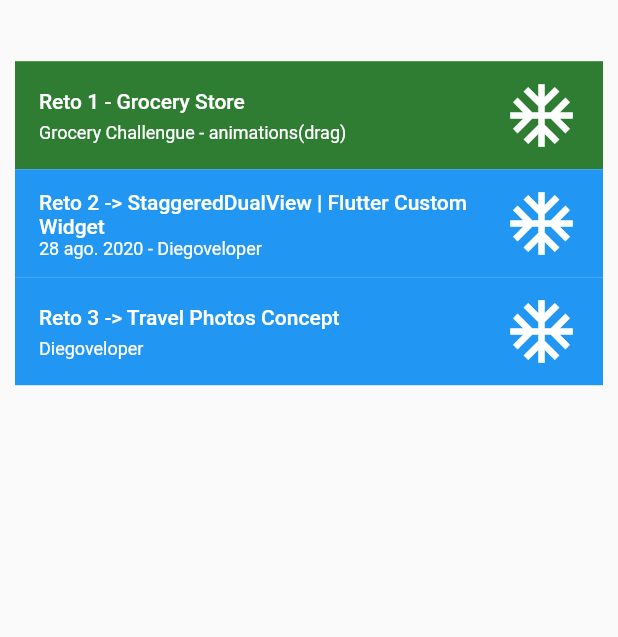
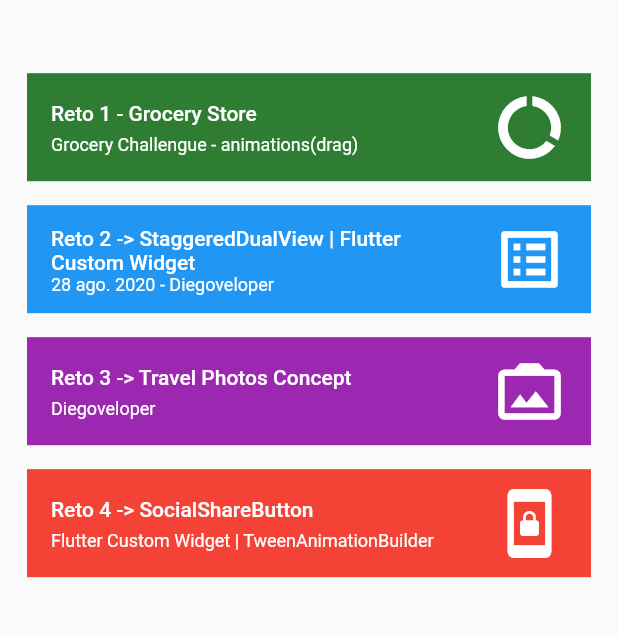
Before and after one commit to llsonyll/flutter_retos, a Flutter app: the screen it shows after launch, on a phone screen of 412 x 824 dp, the part 201-838 px from its top. Run offline on Flutter 3.47's test engine with Material 2 defaults, Android fonts, the phone set to English and light mode, and no system bars; our stand-ins replace google_fonts.

Commit message:
SocialShareButton customized - 24/11 > 9:45am

```diff
--- a/lib/GroceryStoreChallengue/grocery_product_details.dart
+++ b/lib/GroceryStoreChallengue/grocery_product_details.dart
@@ -67,6 +67,7 @@ class _GroceryProductDetailsState extends State<GroceryProductDetails> {
                   SizedBox(height: 18),
                   Row(
                     mainAxisAlignment: MainAxisAlignment.spaceBetween,
+                    crossAxisAlignment: CrossAxisAlignment.center,
                     children: [
                       Container(
                         decoration: BoxDecoration(
--- a/lib/home.dart
+++ b/lib/home.dart
@@ -10,6 +10,7 @@ class HomePage extends StatelessWidget {
       child: Scaffold(
         body: Padding(
           padding: const EdgeInsets.all(10.0),
+          child: Expanded(
             child: Column(
               crossAxisAlignment: CrossAxisAlignment.stretch,
               children: [
@@ -35,9 +36,12 @@ class HomePage extends StatelessWidget {
                 Expanded(
                   child: ListView(
                     children: [
-                    ListTile(
+                      Padding(
+                        padding: const EdgeInsets.all(8.0),
+                        child: ListTile(
                           onTap: () {
-                        Navigator.of(context).pushNamed('GroceryChallengue');
+                            Navigator.of(context)
+                                .pushNamed('GroceryChallengue');
                           },
                           title: Text(
                             'Reto 1 - Grocery Store',
@@ -55,14 +59,18 @@ class HomePage extends StatelessWidget {
                           ),
                           tileColor: Colors.green[800],
                           trailing: Icon(
-                        Icons.ac_unit,
+                            Icons.data_usage,
                             color: Colors.white,
                             size: 50,
                           ),
                         ),
-                    ListTile(
+                      ),
+                      Padding(
+                        padding: const EdgeInsets.all(8.0),
+                        child: ListTile(
                           onTap: () {
-                        Navigator.of(context).pushNamed('StaggeredDualView');
+                            Navigator.of(context)
+                                .pushNamed('StaggeredDualView');
                           },
                           title: Text(
                             'Reto 2 -> StaggeredDualView | Flutter Custom Widget',
@@ -80,14 +88,18 @@ class HomePage extends StatelessWidget {
                           ),
                           tileColor: Colors.blue,
                           trailing: Icon(
-                        Icons.ac_unit,
+                            Icons.list_alt,
                             color: Colors.white,
                             size: 50,
                           ),
                         ),
-                    ListTile(
+                      ),
+                      Padding(
+                        padding: const EdgeInsets.all(8.0),
+                        child: ListTile(
                           onTap: () {
-                        Navigator.of(context).pushNamed('TravelPhotosConcept');
+                            Navigator.of(context)
+                                .pushNamed('TravelPhotosConcept');
                           },
                           title: Text(
                             'Reto 3 -> Travel Photos Concept',
@@ -103,11 +115,41 @@ class HomePage extends StatelessWidget {
                                 .caption
                                 .copyWith(color: Colors.white),
                           ),
-                      tileColor: Colors.blue,
+                          tileColor: Colors.purple,
                           trailing: Icon(
-                        Icons.ac_unit,
+                            Icons.photo_camera_back,
                             color: Colors.white,
                             size: 50,
+                          ),
+                        ),
+                      ),
+                      Padding(
+                        padding: const EdgeInsets.all(8.0),
+                        child: ListTile(
+                          onTap: () {
+                            Navigator.of(context)
+                                .pushNamed('SocialShareButton');
+                          },
+                          title: Text(
+                            'Reto 4 -> SocialShareButton',
+                            style: Theme.of(context)
+                                .textTheme
+                                .bodyText1
+                                .copyWith(color: Colors.white),
+                          ),
+                          subtitle: Text(
+                            'Flutter Custom Widget | TweenAnimationBuilder',
+                            style: Theme.of(context)
+                                .textTheme
+                                .caption
+                                .copyWith(color: Colors.white),
+                          ),
+                          tileColor: Colors.red,
+                          trailing: Icon(
+                            Icons.screen_lock_portrait_outlined,
+                            color: Colors.white,
+                            size: 50,
+                          ),
                         ),
                       ),
                     ],
@@ -117,6 +159,7 @@ class HomePage extends StatelessWidget {
             ),
           ),
         ),
+      ),
     );
   }
 }
--- a/lib/main.dart
+++ b/lib/main.dart
@@ -1,5 +1,6 @@
 import 'package:flutter/material.dart';
 import 'package:flutter_retos/GroceryStoreChallengue/main_grocery_store_challengue.dart';
+import 'package:flutter_retos/SocialShareButton/mainSocialShareButton.dart';
 import 'package:flutter_retos/StaggeredDualView/main_staggered_dual_view.dart';
 import 'package:flutter_retos/TravelPhotosConcept/main_travel_photos.dart';
 import 'package:flutter_retos/home.dart';
@@ -28,6 +29,7 @@ class MyApp extends StatelessWidget {
         'StaggeredDualView': (BuildContext context) => MainStaggeredDualView(),
         'TravelPhotosConcept': (BuildContext context) =>
             MainTravelPhotosConcept(),
+        'SocialShareButton': (BuildContext context) => MainSocialShareButton(),
       },
       initialRoute: 'home',
     );
```
Also changed, not shown: lib/SocialShareButton/mainSocialShareButton.dart (added, +155 -0 lines). Lines whose indentation alone changed are shown as unchanged.
